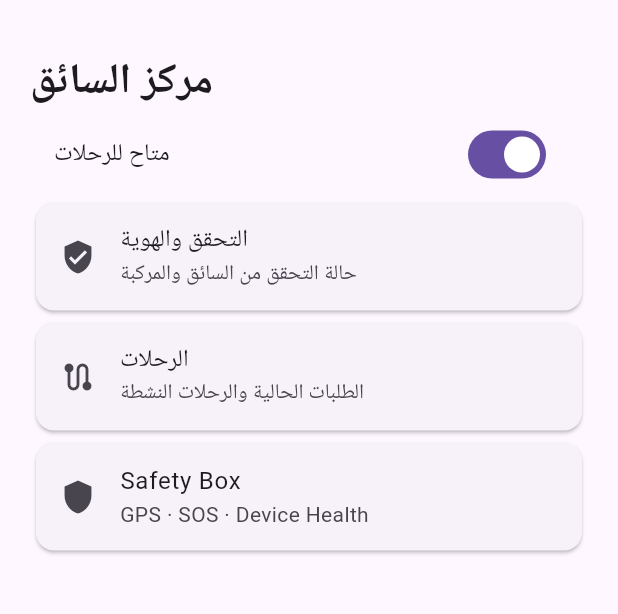
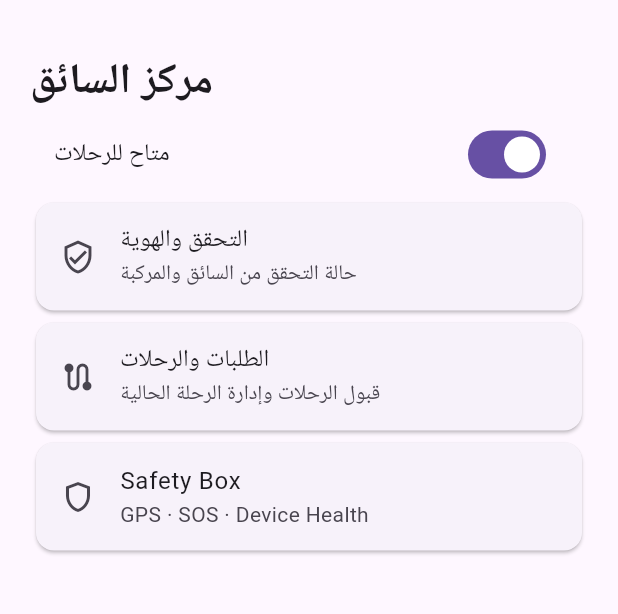
Before and after one commit to Huthayfa-Alomari/JELAD, a Flutter app: the screen it shows after launch, after a tap on "متاح للرحلات", on a phone screen of 412 x 824 dp, the part 63-677 px from its top. Run offline on Flutter 3.47's test engine with Material 3 defaults, Android fonts, the phone set to English and light mode, and no system bars; our stand-ins replace supabase_flutter; accounts and stored records are empty.

Commit message:
mobile: wire customer and driver to shared core

```diff
--- a/mobile/driver/lib/main.dart
+++ b/mobile/driver/lib/main.dart
@@ -1,9 +1,36 @@
 import 'package:flutter/material.dart';
 import 'package:supabase_flutter/supabase_flutter.dart';
-import '../../lib/shared/config/app_config.dart';
+import 'package:jelad_core/jelad_core.dart';
 
-Future<void> main() async { WidgetsFlutterBinding.ensureInitialized(); await Supabase.initialize(url:AppConfig.supabaseUrl,anonKey:AppConfig.supabaseAnonKey); runApp(const JeladDriverApp()); }
-class JeladDriverApp extends StatelessWidget { const JeladDriverApp({super.key}); @override Widget build(BuildContext c)=>MaterialApp(title:'JELAD Driver',theme:ThemeData(useMaterial3:true),home:const DriverHome()); }
-class DriverHome extends StatefulWidget { const DriverHome({super.key}); @override State<DriverHome> createState()=>_DriverHomeState(); }
-class _DriverHomeState extends State<DriverHome> { bool online=false; @override Widget build(BuildContext c)=>Scaffold(appBar:AppBar(title:const Text('JELAD Driver')),body:ListView(padding:const EdgeInsets.all(20),children:[const Text('مركز السائق',style:TextStyle(fontSize:28,fontWeight:FontWeight.bold)),SwitchListTile(title:const Text('متاح للرحلات'),value:online,onChanged:(v)=>setState(()=>online=v)),const Card(child:ListTile(leading:Icon(Icons.verified_user),title:Text('التحقق والهوية'),subtitle:Text('حالة التحقق من السائق والمركبة'))),const Card(child:ListTile(leading:Icon(Icons.route),title:Text('الرحلات'),subtitle:Text('الطلبات الحالية والرحلات النشطة'))),const Card(child:ListTile(leading:Icon(Icons.shield),title:Text('Safety Box'),subtitle:Text('GPS · SOS · Device Health')))])); }
+Future<void> main() async {
+  WidgetsFlutterBinding.ensureInitialized();
+  if (AppConfig.supabaseUrl.isNotEmpty && AppConfig.supabaseAnonKey.isNotEmpty) {
+    await Supabase.initialize(url: AppConfig.supabaseUrl, anonKey: AppConfig.supabaseAnonKey);
+  }
+  runApp(const JeladDriverApp());
 }
+
+class JeladDriverApp extends StatefulWidget {
+  const JeladDriverApp({super.key});
+  @override State<JeladDriverApp> createState() => _JeladDriverAppState();
+}
+
+class _JeladDriverAppState extends State<JeladDriverApp> {
+  bool online = false;
+  @override
+  Widget build(BuildContext context) => MaterialApp(
+    title: 'JELAD Driver',
+    debugShowCheckedModeBanner: false,
+    theme: ThemeData(useMaterial3: true),
+    home: Scaffold(
+      appBar: AppBar(title: const Text('JELAD Driver')),
+      body: ListView(padding: const EdgeInsets.all(20), children: [
+        const Text('مركز السائق', style: TextStyle(fontSize: 28, fontWeight: FontWeight.bold)),
+        SwitchListTile(title: const Text('متاح للرحلات'), value: online, onChanged: (v) => setState(() => online = v)),
+        const Card(child: ListTile(leading: Icon(Icons.verified_user_outlined), title: Text('التحقق والهوية'), subtitle: Text('حالة التحقق من السائق والمركبة'))),
+        const Card(child: ListTile(leading: Icon(Icons.route), title: Text('الطلبات والرحلات'), subtitle: Text('قبول الرحلات وإدارة الرحلة الحالية'))),
+        const Card(child: ListTile(leading: Icon(Icons.shield_outlined), title: Text('Safety Box'), subtitle: Text('GPS · SOS · Device Health'))),
+      ]),
+    ),
+  );
+}
```
